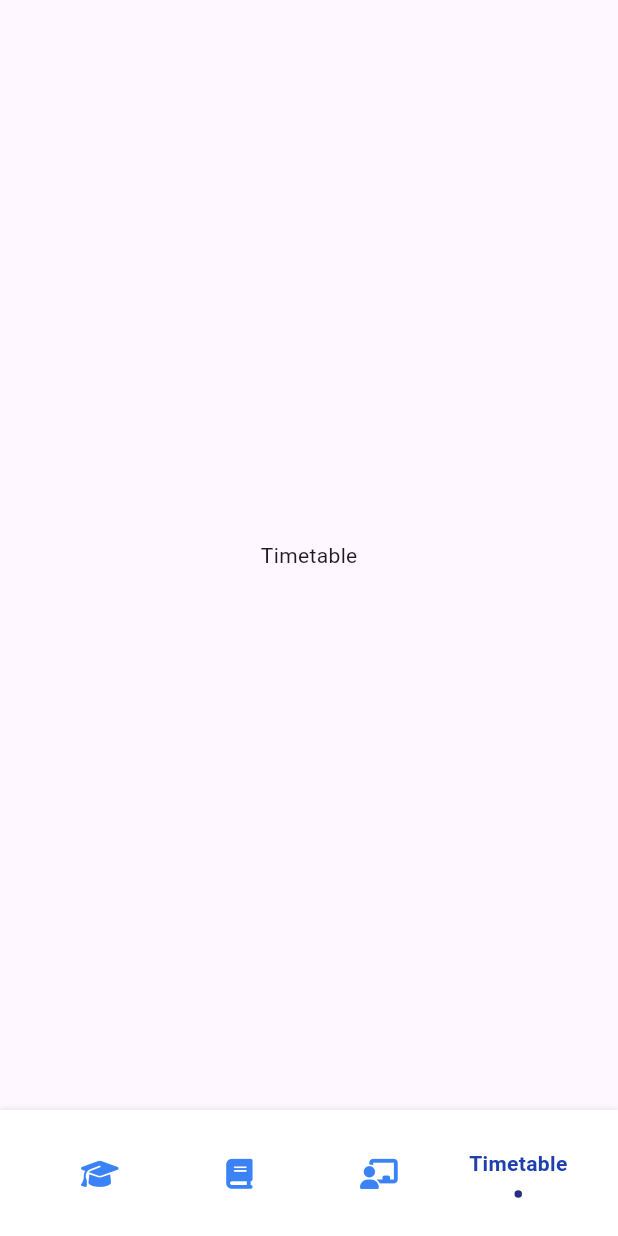
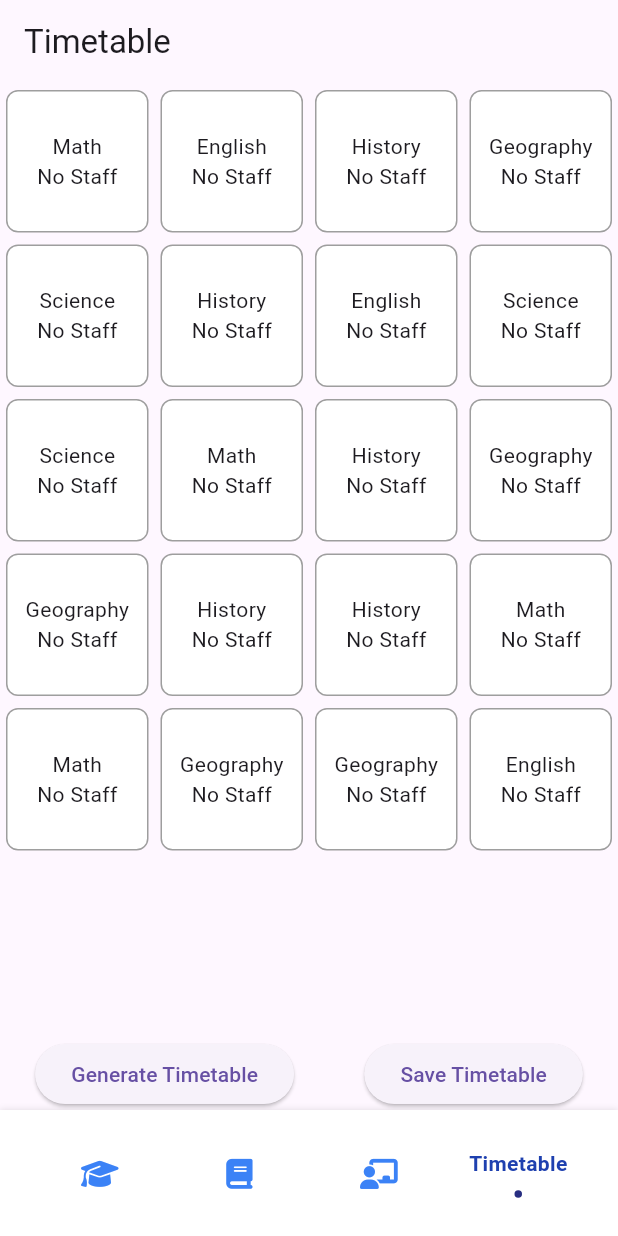
Before and after one commit to MuhammedShabeel001/Timetable-Generation-Application, a Flutter app: the screen it shows after launch, swiped to page 4, on a phone screen of 412 x 824 dp. Run offline on Flutter 3.47's test engine with Material 3 defaults, Android fonts, the phone set to English and light mode, and no system bars; drawn by our look-alikes of flashy_tab_bar2; our stand-ins replace cloud_firestore, firebase_core, font_awesome_flutter; accounts and stored records are empty.

Commit message:
Auto generated timetable partial complete

```diff
--- a/lib/main.dart
+++ b/lib/main.dart
@@ -3,7 +3,7 @@ import 'package:flutter/material.dart';
 import 'package:provider/provider.dart';
 import 'package:timetable_generation_application/constants/app_routes.dart';
 import 'package:timetable_generation_application/constants/route_manager.dart';
-import 'package:timetable_generation_application/firebase_options.dart';
+import 'package:timetable_generation_application/services/firebase_options.dart';
 import 'package:timetable_generation_application/providers/course_provider.dart';
 
 Future main() async {
--- /dev/null
+++ b/lib/models/staff_model.dart
@@ -0,0 +1,22 @@
+class Staff {
+  String id;
+  String name;
+  String courseId;
+
+  Staff({required this.id, required this.name, required this.courseId});
+
+  factory Staff.fromMap(Map<String, dynamic> data, String documentId) {
+    return Staff(
+      id: documentId,
+      name: data['name'],
+      courseId: data['courseId'],
+    );
+  }
+
+  Map<String, dynamic> toMap() {
+    return {
+      'name': name,
+      'courseId': courseId,
+    };
+  }
+}
--- /dev/null
+++ b/lib/models/subject_model.dart
@@ -0,0 +1,22 @@
+class Subject {
+  String id;
+  String name;
+  String courseId;
+
+  Subject({required this.id, required this.name, required this.courseId});
+
+  factory Subject.fromMap(Map<String, dynamic> data, String documentId) {
+    return Subject(
+      id: documentId,
+      name: data['name'],
+      courseId: data['courseId'],
+    );
+  }
+
+  Map<String, dynamic> toMap() {
+    return {
+      'name': name,
+      'courseId': courseId,
+    };
+  }
+}
--- /dev/null
+++ b/lib/models/timetable_cell_model.dart
@@ -0,0 +1,7 @@
+// lib/models/timetable_cell.dart
+class TimetableCell {
+  String subject;
+  String staff;
+
+  TimetableCell({required this.subject, required this.staff});
+}
--- /dev/null
+++ b/lib/models/timetable_model.dart
@@ -0,0 +1,22 @@
+class Timetable {
+  String id;
+  String name;
+  String courseId;
+
+  Timetable({required this.id, required this.name, required this.courseId});
+
+  factory Timetable.fromMap(Map<String, dynamic> data, String documentId) {
+    return Timetable(
+      id: documentId,
+      name: data['name'],
+      courseId: data['courseId'],
+    );
+  }
+
+  Map<String, dynamic> toMap() {
+    return {
+      'name': name,
+      'courseId': courseId,
+    };
+  }
+}
--- /dev/null
+++ b/lib/providers/timetable_provider.dart
@@ -0,0 +1,66 @@
+// lib/models/timetable_provider.dart
+import 'dart:math';
+import 'package:flutter/foundation.dart';
+
+import '../models/subject_model.dart';
+import '../models/timetable_cell_model.dart';
+import '../models/timetable_model.dart';
+// import 'subject.dart';
+// import 'staff.dart';
+// import 'timetable_cell.dart';
+// import 'timetable.dart';
+
+class TimetableGenerator {
+  final Random _random = Random();
+
+  List<List<String>> generateTimetable(List<Subject> subjects) {
+    List<List<String>> timetable = List.generate(5, (_) => List.filled(4, '', growable: false));
+
+    for (int day = 0; day < 5; day++) {
+      for (int period = 0; period < 4; period++) {
+        final subject = subjects[_random.nextInt(subjects.length)];
+        timetable[day][period] = subject.name;
+      }
+    }
+
+    return timetable;
+  }
+}
+
+class TimetableProvider with ChangeNotifier {
+  final List<String> days = ["Monday", "Tuesday", "Wednesday", "Thursday", "Friday"];
+  final List<String> periods = ["Period 1", "Period 2", "Period 3", "Period 4"];
+  late List<List<TimetableCell>> timetable;
+  final TimetableGenerator generator = TimetableGenerator();
+  late Timetable timetableModel;
+
+  TimetableProvider(List<Subject> subjects, String id, String name, String courseId) {
+    timetable = List.generate(
+      days.length,
+      (_) => List.generate(periods.length, (_) => TimetableCell(subject: '', staff: '')),
+    );
+
+    timetableModel = Timetable(id: id, name: name, courseId: courseId);
+    generateTimetable(subjects);
+  }
+
+  void generateTimetable(List<Subject> subjects) {
+    List<List<String>> generatedTimetable = generator.generateTimetable(subjects);
+
+    for (int day = 0; day < days.length; day++) {
+      for (int period = 0; period < periods.length; period++) {
+        timetable[day][period] = TimetableCell(subject: generatedTimetable[day][period], staff: '');
+      }
+    }
+    notifyListeners();
+  }
+
+  void updateCell(int dayIndex, int periodIndex, String subject, String staff) {
+    timetable[dayIndex][periodIndex] = TimetableCell(subject: subject, staff: staff);
+    notifyListeners();
+  }
+
+  Timetable getTimetable() {
+    return timetableModel;
+  }
+}
--- a/lib/screens/main_screen.dart
+++ b/lib/screens/main_screen.dart
@@ -24,7 +24,7 @@ class _MainScreenState extends State<MainScreen> {
     const CourseScreen(),
     const SubjectScreen(),
     const StaffScreen(),
-    const TimetableScreen()
+     TimetableScreen()
   ];
 
   void _onTapped(int index) {
--- a/lib/screens/timetable_screen.dart
+++ b/lib/screens/timetable_screen.dart
@@ -1,14 +1,126 @@
+// lib/screens/timetable_screen.dart
 import 'package:flutter/material.dart';
+import 'package:provider/provider.dart';
+
+import '../models/subject_model.dart';
+import '../providers/timetable_provider.dart';
+// import '../models/timetable_provider.dart';
+// import '../models/subject.dart';
 
 class TimetableScreen extends StatelessWidget {
-  const TimetableScreen({super.key});
+  final List<Subject> subjects = [
+    Subject(id: '1', name: 'Math', courseId: 'course_001'),
+    Subject(id: '2', name: 'Science', courseId: 'course_001'),
+    Subject(id: '3', name: 'English', courseId: 'course_001'),
+    Subject(id: '4', name: 'History', courseId: 'course_001'),
+    Subject(id: '5', name: 'Geography', courseId: 'course_001'),
+  ];
 
   @override
   Widget build(BuildContext context) {
-    return const Scaffold(
-      body: Center(
-        child: Text('Timetable'),
+    return ChangeNotifierProvider(
+      create: (context) => TimetableProvider(subjects, '1', 'Weekly Timetable', 'course_001'),
+      child: Scaffold(
+        appBar: AppBar(title: Text('Timetable')),
+        body: Consumer<TimetableProvider>(
+          builder: (context, timetableProvider, _) {
+            return Column(
+              children: [
+                Expanded(
+                  child: GridView.builder(
+                    gridDelegate: SliverGridDelegateWithFixedCrossAxisCount(
+                      crossAxisCount: timetableProvider.periods.length,
+                    ),
+                    itemCount: timetableProvider.days.length * timetableProvider.periods.length,
+                    itemBuilder: (context, index) {
+                      int dayIndex = index ~/ timetableProvider.periods.length;
+                      int periodIndex = index % timetableProvider.periods.length;
+                      var cell = timetableProvider.timetable[dayIndex][periodIndex];
+
+                      return GestureDetector(
+                        onTap: () {
+                          _showEditDialog(context, dayIndex, periodIndex);
+                        },
+                        child: Container(
+                          margin: EdgeInsets.all(4),
+                          decoration: BoxDecoration(
+                            border: Border.all(color: Colors.grey),
+                            borderRadius: BorderRadius.circular(8),
+                            color: Colors.white,
+                          ),
+                          child: Column(
+                            mainAxisAlignment: MainAxisAlignment.center,
+                            children: [
+                              Text(cell.subject.isEmpty ? 'Empty' : cell.subject),
+                              Text(cell.staff.isEmpty ? 'No Staff' : cell.staff),
+                            ],
+                          ),
+                        ),
+                      );
+                    },
+                  ),
+                ),
+                Row(
+                  mainAxisAlignment: MainAxisAlignment.spaceAround,
+                  children: [
+                    ElevatedButton(
+                      onPressed: () {
+                        timetableProvider.generateTimetable(subjects);
+                      },
+                      child: Text('Generate Timetable'),
+                    ),
+                    ElevatedButton(
+                      onPressed: () {
+                        // Save functionality can be implemented here
+                      },
+                      child: Text('Save Timetable'),
+                    ),
+                  ],
+                ),
+              ],
+            );
+          },
+        ),
       ),
     );
   }
+
+  void _showEditDialog(BuildContext context, int dayIndex, int periodIndex) {
+    final timetableProvider = Provider.of<TimetableProvider>(context, listen: false);
+    TextEditingController subjectController = TextEditingController();
+    TextEditingController staffController = TextEditingController();
+
+    showDialog(
+      context: context,
+      builder: (context) {
+        return AlertDialog(
+          title: Text('Edit Timetable Cell'),
+          content: Column(
+            mainAxisSize: MainAxisSize.min,
+            children: [
+              TextField(
+                controller: subjectController,
+                decoration: InputDecoration(labelText: 'Subject'),
+              ),
+              TextField(
+                controller: staffController,
+                decoration: InputDecoration(labelText: 'Staff'),
+              ),
+            ],
+          ),
+          actions: [
+            TextButton(
+              onPressed: () {
+                String subject = subjectController.text;
+                String staff = staffController.text;
+                timetableProvider.updateCell(dayIndex, periodIndex, subject, staff);
+                Navigator.pop(context);
+              },
+              child: Text('Update'),
+            ),
+          ],
+        );
+      },
+    );
+  }
 }
```
Also changed, not shown: lib/services/firebase_options.dart (renamed from lib/firebase_options.dart).
